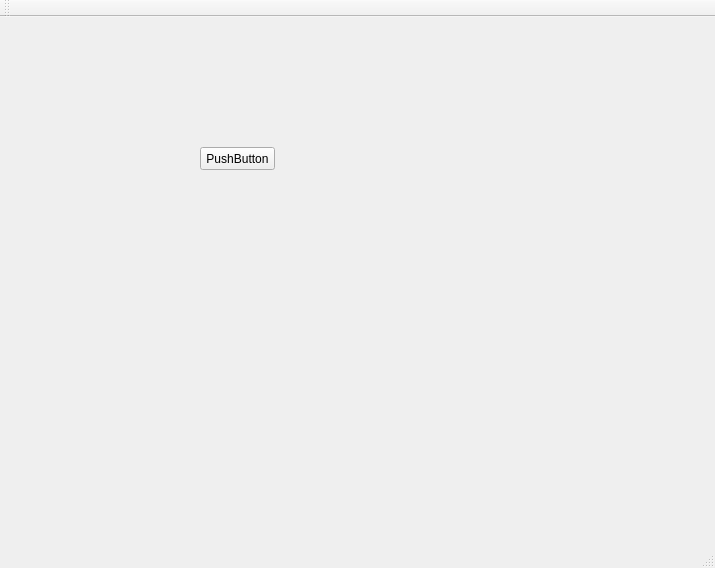
Qt form CTScan_QT/CTScan/ctscan.ui (maozi2327/CTScan) before a commit.
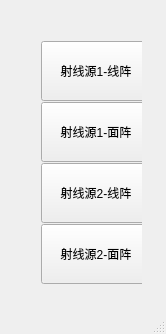
The same form after that commit.

Patch:
```diff
--- a/CTScan_QT/CTScan/ctscan.ui
+++ b/CTScan_QT/CTScan/ctscan.ui
@@ -6,8 +6,8 @@
    <rect>
     <x>0</x>
     <y>0</y>
-    <width>715</width>
-    <height>568</height>
+    <width>166</width>
+    <height>334</height>
    </rect>
   </property>
   <property name="contextMenuPolicy">
@@ -17,41 +17,101 @@
    <string>CTScan</string>
   </property>
   <widget class="QWidget" name="centralWidget">
-   <widget class="QPushButton" name="pushButton">
+   <widget class="QWidget" name="">
     <property name="geometry">
      <rect>
-      <x>200</x>
-      <y>130</y>
-      <width>75</width>
-      <height>23</height>
+      <x>30</x>
+      <y>30</y>
+      <width>112</width>
+      <height>260</height>
      </rect>
     </property>
-    <property name="text">
-     <string>PushButton</string>
-    </property>
+    <layout class="QVBoxLayout" name="verticalLayout">
+     <item>
+      <widget class="QPushButton" name="pushButton">
+       <property name="minimumSize">
+        <size>
+         <width>110</width>
+         <height>60</height>
+        </size>
+       </property>
+       <property name="maximumSize">
+        <size>
+         <width>110</width>
+         <height>60</height>
+        </size>
+       </property>
+       <property name="text">
+        <string>射线源1-线阵</string>
+       </property>
+      </widget>
+     </item>
+     <item>
+      <widget class="QPushButton" name="pushButton_2">
+       <property name="minimumSize">
+        <size>
+         <width>110</width>
+         <height>60</height>
+        </size>
+       </property>
+       <property name="maximumSize">
+        <size>
+         <width>110</width>
+         <height>60</height>
+        </size>
+       </property>
+       <property name="text">
+        <string>射线源1-面阵</string>
+       </property>
+      </widget>
+     </item>
+     <item>
+      <widget class="QPushButton" name="pushButton_3">
+       <property name="minimumSize">
+        <size>
+         <width>110</width>
+         <height>60</height>
+        </size>
+       </property>
+       <property name="maximumSize">
+        <size>
+         <width>110</width>
+         <height>60</height>
+        </size>
+       </property>
+       <property name="text">
+        <string>射线源2-线阵</string>
+       </property>
+      </widget>
+     </item>
+     <item>
+      <widget class="QPushButton" name="pushButton_4">
+       <property name="sizePolicy">
+        <sizepolicy hsizetype="Minimum" vsizetype="Fixed">
+         <horstretch>0</horstretch>
+         <verstretch>0</verstretch>
+        </sizepolicy>
+       </property>
+       <property name="minimumSize">
+        <size>
+         <width>110</width>
+         <height>60</height>
+        </size>
+       </property>
+       <property name="maximumSize">
+        <size>
+         <width>110</width>
+         <height>60</height>
+        </size>
+       </property>
+       <property name="text">
+        <string>射线源2-面阵</string>
+       </property>
+      </widget>
+     </item>
+    </layout>
    </widget>
   </widget>
-  <widget class="QMenuBar" name="menuBar">
-   <property name="geometry">
-    <rect>
-     <x>0</x>
-     <y>0</y>
-     <width>715</width>
-     <height>23</height>
-    </rect>
-   </property>
-   <property name="defaultUp">
-    <bool>false</bool>
-   </property>
-  </widget>
-  <widget class="QToolBar" name="mainToolBar">
-   <attribute name="toolBarArea">
-    <enum>TopToolBarArea</enum>
-   </attribute>
-   <attribute name="toolBarBreak">
-    <bool>false</bool>
-   </attribute>
-  </widget>
   <widget class="QStatusBar" name="statusBar"/>
  </widget>
  <layoutdefault spacing="6" margin="11"/>
```
